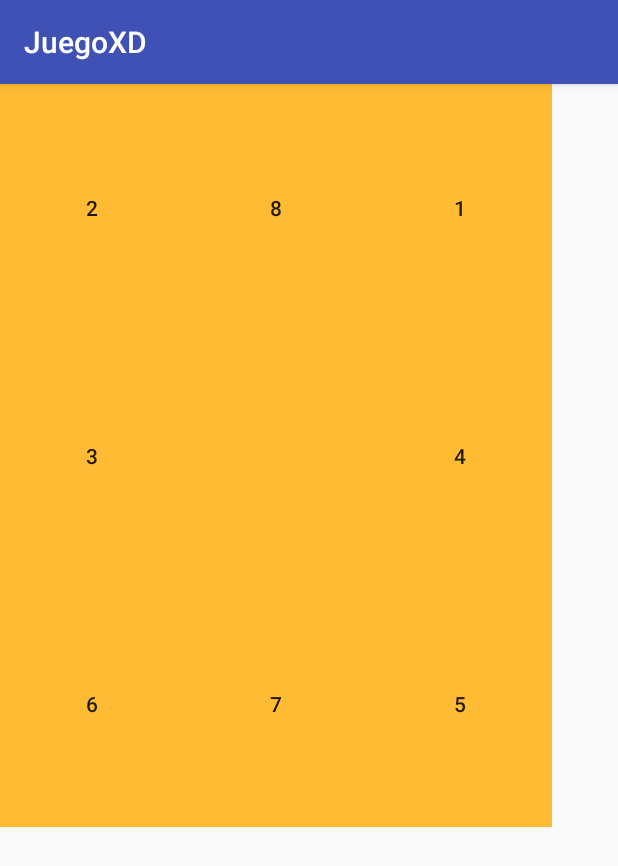
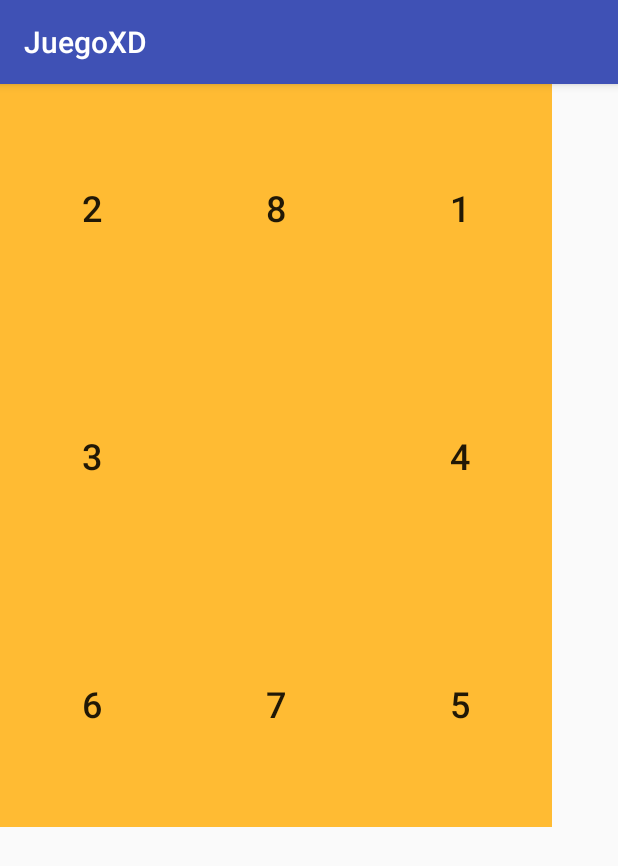
Before and after one commit to gio10herrera/JuegoXD, an Android app: the RompecabezaActivity screen opened directly, with no data from a screen before it, on a phone screen of 412 x 824 dp. Shown: the top 866 px of the screen. Run offline under Robolectric (Android 15) with nearby library versions, the phone set to English and light mode, and no system bars.

Commit message:
rompecabeza is complete

```diff
--- a/app/src/main/res/layout/activity_rompecabeza.xml
+++ b/app/src/main/res/layout/activity_rompecabeza.xml
@@ -27,21 +27,24 @@
                 android:layout_width="match_parent"
                 android:layout_height="match_parent"
                 android:layout_weight="1"
-                android:background="@android:color/holo_orange_light" />
+                android:background="@android:color/holo_orange_light"
+                android:textSize="24sp" />
 
             <Button
                 android:id="@+id/btn_2"
                 android:layout_width="match_parent"
                 android:layout_height="match_parent"
                 android:layout_weight="1"
-                android:background="@android:color/holo_orange_light" />
+                android:background="@android:color/holo_orange_light"
+                android:textSize="24sp" />
 
             <Button
                 android:id="@+id/btn_3"
                 android:layout_width="match_parent"
                 android:layout_height="match_parent"
                 android:layout_weight="1"
-                android:background="@android:color/holo_orange_light" />
+                android:background="@android:color/holo_orange_light"
+                android:textSize="24sp" />
         </LinearLayout>
 
         <LinearLayout
@@ -56,21 +59,24 @@
                 android:layout_width="match_parent"
                 android:layout_height="match_parent"
                 android:layout_weight="1"
-                android:background="@android:color/holo_orange_light" />
+                android:background="@android:color/holo_orange_light"
+                android:textSize="24sp" />
 
             <Button
                 android:id="@+id/btn_5"
                 android:layout_width="match_parent"
                 android:layout_height="match_parent"
                 android:layout_weight="1"
-                android:background="@android:color/holo_orange_light" />
+                android:background="@android:color/holo_orange_light"
+                android:textSize="24sp" />
 
             <Button
                 android:id="@+id/btn_6"
                 android:layout_width="match_parent"
                 android:layout_height="match_parent"
                 android:layout_weight="1"
-                android:background="@android:color/holo_orange_light" />
+                android:background="@android:color/holo_orange_light"
+                android:textSize="24sp" />
         </LinearLayout>
 
         <LinearLayout
@@ -85,21 +91,24 @@
                 android:layout_width="match_parent"
                 android:layout_height="match_parent"
                 android:layout_weight="1"
-                android:background="@android:color/holo_orange_light" />
+                android:background="@android:color/holo_orange_light"
+                android:textSize="24sp" />
 
             <Button
                 android:id="@+id/btn_8"
                 android:layout_width="match_parent"
                 android:layout_height="match_parent"
                 android:layout_weight="1"
-                android:background="@android:color/holo_orange_light" />
+                android:background="@android:color/holo_orange_light"
+                android:textSize="24sp" />
 
             <Button
                 android:id="@+id/btn_9"
                 android:layout_width="match_parent"
                 android:layout_height="match_parent"
                 android:layout_weight="1"
-                android:background="@android:color/holo_orange_light" />
+                android:background="@android:color/holo_orange_light"
+                android:textSize="24sp" />
         </LinearLayout>
 
 
--- a/app/src/main/res/values/colors.xml
+++ b/app/src/main/res/values/colors.xml
@@ -3,4 +3,5 @@
     <color name="colorPrimary">#3F51B5</color>
     <color name="colorPrimaryDark">#303F9F</color>
     <color name="colorAccent">#FF4081</color>
+    <color name="holo_orange_light">#ffffbb33</color>
 </resources>
```
Also changed, not shown: app/src/main/java/com/example/confix/juegoxd/RompecabezaActivity.java (+57 -8 lines).
